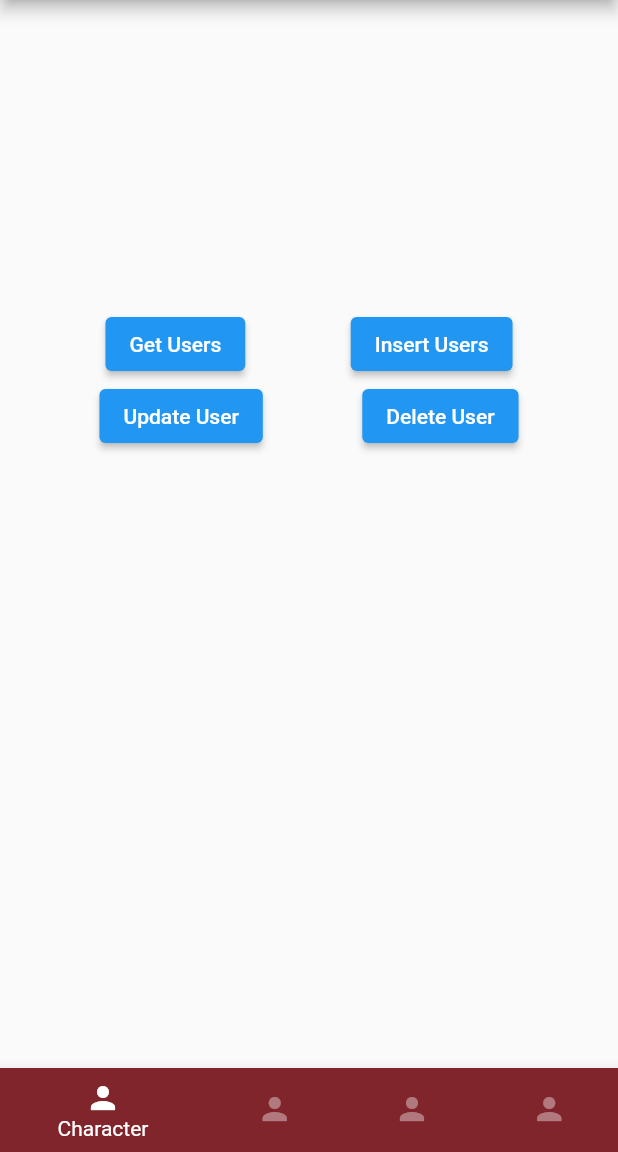
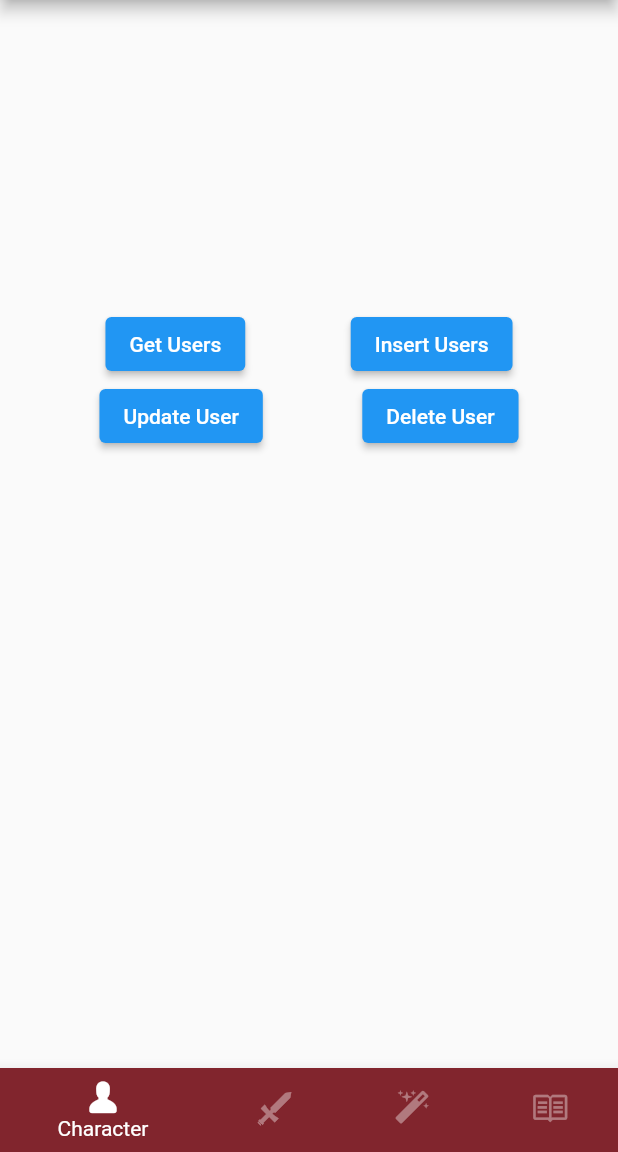
Before and after one commit to zoskar/dnd-helper, a Flutter app: the screen it shows after launch, on a phone screen of 412 x 824 dp, the part 84-1236 px from its top. Run offline on Flutter 3.47's test engine with Material 2 defaults, Android fonts, the phone set to English and light mode, and no system bars; our stand-ins replace equatable, flutter_bloc.

Commit message:
added custom icons

```diff
--- a/lib/screens/home_page.dart
+++ b/lib/screens/home_page.dart
@@ -3,6 +3,7 @@ import 'package:dnd_helper/screens/combat/combat.dart';
 import 'package:dnd_helper/screens/rules/rules.dart';
 import 'package:dnd_helper/screens/spells/spellList.dart';
 import 'package:dnd_helper/utils/app_colors.dart';
+import 'package:dnd_helper/utils/custom_icons_icons.dart';
 import 'package:dnd_helper/utils/fonts.dart';
 import 'package:flutter/material.dart';
 
@@ -46,22 +47,22 @@ class _HomePageState extends State<HomePage> {
             onTap: (index) => setState(() => currentIndex = index),
             items: const [
               BottomNavigationBarItem(
-                icon: Icon(Icons.person),
+                icon: Icon(CustomIcons.person),
                 label: 'Character',
                 backgroundColor: AppColors.primary,
               ),
               BottomNavigationBarItem(
-                icon: Icon(Icons.person),
+                icon: Icon(CustomIcons.broadsword),
                 label: 'Combat',
                 backgroundColor: AppColors.primary,
               ),
               BottomNavigationBarItem(
-                icon: Icon(Icons.person),
+                icon: Icon(CustomIcons.magic),
                 label: 'Spells',
                 backgroundColor: AppColors.primary,
               ),
               BottomNavigationBarItem(
-                icon: Icon(Icons.person),
+                icon: Icon(CustomIcons.book_2),
                 label: 'Rules',
                 backgroundColor: AppColors.primary,
               ),
--- a/lib/screens/spells/widgets/single_spell.dart
+++ b/lib/screens/spells/widgets/single_spell.dart
@@ -1,3 +1,4 @@
+import 'package:dnd_helper/utils/custom_icons_icons.dart';
 import 'package:flutter/material.dart';
 
 import '../../../api/models.dart';
@@ -43,13 +44,13 @@ class SpellContent extends StatelessWidget {
                   children: [
                     if (spell.ritual)
                       const Icon(
-                        Icons.r_mobiledata_sharp,
-                        size: 50,
+                        CustomIcons.registered,
+                        size: 28,
                       ),
                     if (spell.concentration)
                       const Icon(
-                        Icons.garage,
-                        size: 50,
+                        CustomIcons.copyright,
+                        size: 28,
                       )
                   ],
                 ),
--- /dev/null
+++ b/lib/utils/custom_icons_icons.dart
@@ -0,0 +1,57 @@
+/// Flutter icons CustomIcons
+/// Copyright (C) 2022 by original authors @ fluttericon.com, fontello.com
+/// This font was generated by FlutterIcon.com, which is derived from Fontello.
+///
+/// To use this font, place it in your fonts/ directory and include the
+/// following in your pubspec.yaml
+///
+/// flutter:
+///   fonts:
+///    - family:  CustomIcons
+///      fonts:
+///       - asset: fonts/CustomIcons.ttf
+///
+///
+/// * Entypo, Copyright (C) 2012 by Daniel Bruce
+///         Author:    Daniel Bruce
+///         License:   SIL (http://scripts.sil.org/OFL)
+///         Homepage:  http://www.entypo.com
+/// * Font Awesome 4, Copyright (C) 2016 by Dave Gandy
+///         Author:    Dave Gandy
+///         License:   SIL ()
+///         Homepage:  http://fortawesome.github.com/Font-Awesome/
+/// * Iconic, Copyright (C) 2012 by P.J. Onori
+///         Author:    P.J. Onori
+///         License:   SIL (http://scripts.sil.org/OFL)
+///         Homepage:  http://somerandomdude.com/work/iconic/
+/// * RPG Awesome, Copyright (c) 2014, Daniela Howe
+///         Author:    Daniela Howe & Ivan Montiel
+///         License:   SIL (http://scripts.sil.org/OFL)
+///         Homepage:  http://nagoshiashumari.github.io/Rpg-Awesome/
+/// * Font Awesome 5, Copyright (C) 2016 by Dave Gandy
+///         Author:    Dave Gandy
+///         License:   SIL (https://github.com/FortAwesome/Font-Awesome/blob/master/LICENSE.txt)
+///         Homepage:  http://fortawesome.github.com/Font-Awesome/
+/// * Octicons, Copyright (C) 2020 by GitHub Inc.
+///         Author:    GitHub
+///         License:   MIT (http://opensource.org/licenses/mit-license.php)
+///         Homepage:  https://primer.style/octicons/
+///
+import 'package:flutter/widgets.dart';
+
+class CustomIcons {
+  CustomIcons._();
+
+  static const _kFontFam = 'CustomIcons';
+  static const String? _kFontPkg = null;
+
+  static const IconData book_open = IconData(0xe800, fontFamily: _kFontFam, fontPackage: _kFontPkg);
+  static const IconData book_1 = IconData(0xe802, fontFamily: _kFontFam, fontPackage: _kFontPkg);
+  static const IconData book_open_1 = IconData(0xe803, fontFamily: _kFontFam, fontPackage: _kFontPkg);
+  static const IconData broadsword = IconData(0xe946, fontFamily: _kFontFam, fontPackage: _kFontPkg);
+  static const IconData magic = IconData(0xf0d0, fontFamily: _kFontFam, fontPackage: _kFontPkg);
+  static const IconData copyright = IconData(0xf1f9, fontFamily: _kFontFam, fontPackage: _kFontPkg);
+  static const IconData registered = IconData(0xf25d, fontFamily: _kFontFam, fontPackage: _kFontPkg);
+  static const IconData book_2 = IconData(0xf314, fontFamily: _kFontFam, fontPackage: _kFontPkg);
+  static const IconData person = IconData(0xf3c8, fontFamily: _kFontFam, fontPackage: _kFontPkg);
+}
--- a/pubspec.yaml
+++ b/pubspec.yaml
@@ -37,6 +37,9 @@ flutter:
   #   - images/a_dot_burr.jpeg
   #   - images/a_dot_ham.jpeg
   fonts:
+    - family: CustomIcons
+      fonts:
+        - asset: assets/fonts/CustomIcons.ttf
     - family: Montserrat
       fonts:
         - asset: assets/fonts/Montserrat-Regular.ttf
```
Also changed, not shown: assets/fonts/CustomIcons.ttf (added), 1 other file.
